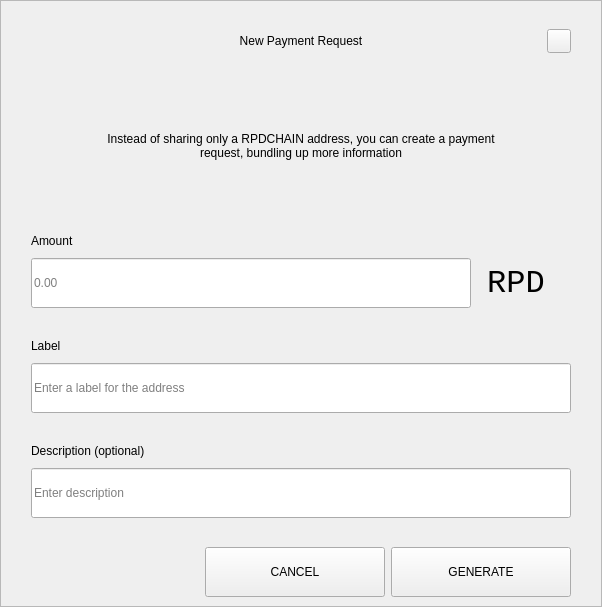
Above: src/qt/rpdchain/forms/requestdialog.ui from cimelli/RpdSource before the change. Below: the same form after it.
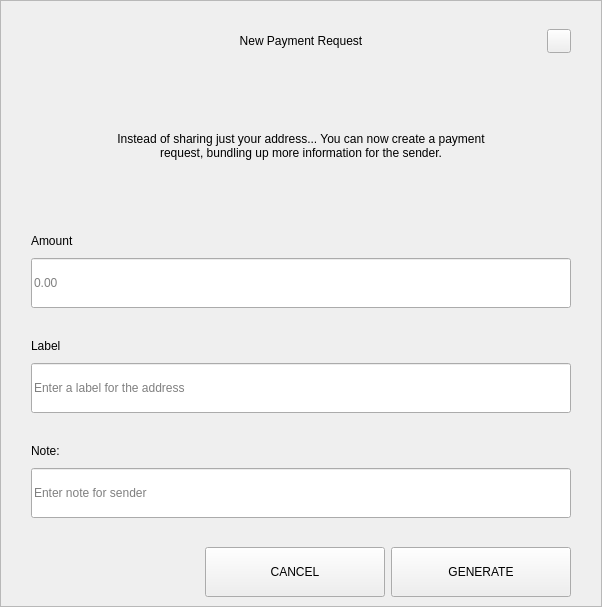
That is the form after the change.

```diff
--- a/src/qt/rpdchain/forms/requestdialog.ui
+++ b/src/qt/rpdchain/forms/requestdialog.ui
@@ -210,7 +210,7 @@
              </size>
             </property>
             <property name="text">
-             <string>Instead of sharing only a RPDCHAIN address, you can create a payment request, bundling up more information</string>
+             <string>Instead of sharing just your address... You can now create a payment request, bundling up more information for the sender.</string>
             </property>
             <property name="alignment">
              <set>Qt::AlignCenter</set>
@@ -259,7 +259,7 @@
              </item>
              <item alignment="Qt::AlignTop">
               <widget class="QWidget" name="layoutAmount" native="true">
-               <layout class="QHBoxLayout" name="horizontalLayout" stretch="2,0">
+               <layout class="QHBoxLayout" name="horizontalLayout" stretch="2,1">
                 <property name="spacing">
                  <number>0</number>
                 </property>
@@ -294,55 +294,6 @@
                   </property>
                  </widget>
                 </item>
-                <item>
-                 <widget class="QWidget" name="comboContainer" native="true">
-                  <property name="minimumSize">
-                   <size>
-                    <width>100</width>
-                    <height>50</height>
-                   </size>
-                  </property>
-                  <property name="maximumSize">
-                   <size>
-                    <width>16777215</width>
-                    <height>50</height>
-                   </size>
-                  </property>
-                  <layout class="QHBoxLayout" name="horizontalLayout_31">
-                   <property name="spacing">
-                    <number>0</number>
-                   </property>
-                   <property name="leftMargin">
-                    <number>0</number>
-                   </property>
-                   <property name="topMargin">
-                    <number>0</number>
-                   </property>
-                   <property name="rightMargin">
-                    <number>10</number>
-                   </property>
-                   <property name="bottomMargin">
-                    <number>0</number>
-                   </property>
-                    <item>
-                        <widget class="QLabel" name="comboBoxCoin">
-                            <property name="text">
-                                <string>RPD</string>
-                            </property>
-                            <property name="alignment">
-                                <set>Qt::AlignCenter</set>
-                            </property>
-                            <property name="font">
-                                <font>
-                                    <pointsize>24</pointsize>
-                                    <family>monospace</family>
-                                </font>
-                            </property>
-                        </widget>
-                    </item>
-                  </layout>
-                 </widget>
-                </item>
                </layout>
               </widget>
              </item>
@@ -446,7 +397,7 @@
                </size>
               </property>
               <property name="text">
-               <string>Description (optional)</string>
+               <string>Note:</string>
               </property>
              </widget>
             </item>
@@ -465,7 +416,7 @@
                </size>
               </property>
               <property name="placeholderText">
-               <string>Enter description</string>
+               <string>Enter note for sender</string>
               </property>
              </widget>
             </item>
```
Left out of the diff: 3 changed lines with no effect on the pictures.
